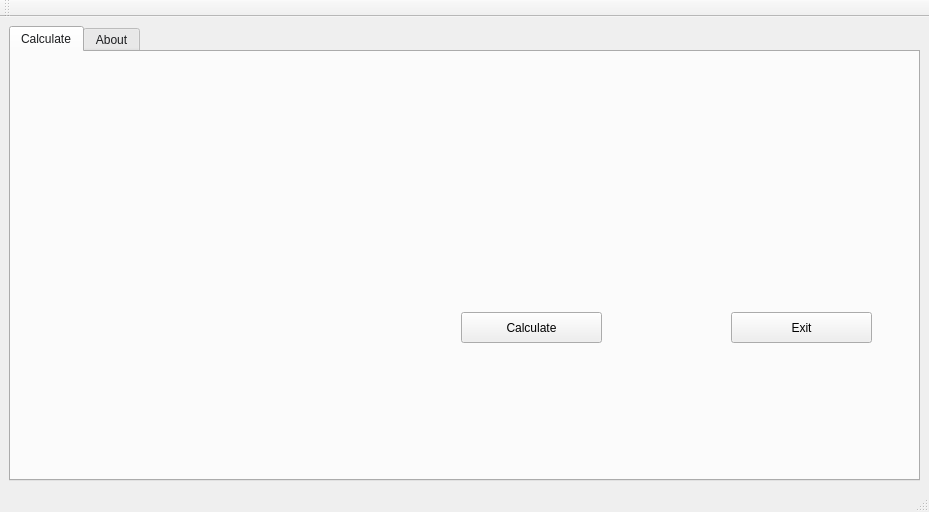
Qt form CalculateGPA/GPAUserInterface.ui (Golden-Boy/GpaCalculator) before a commit.
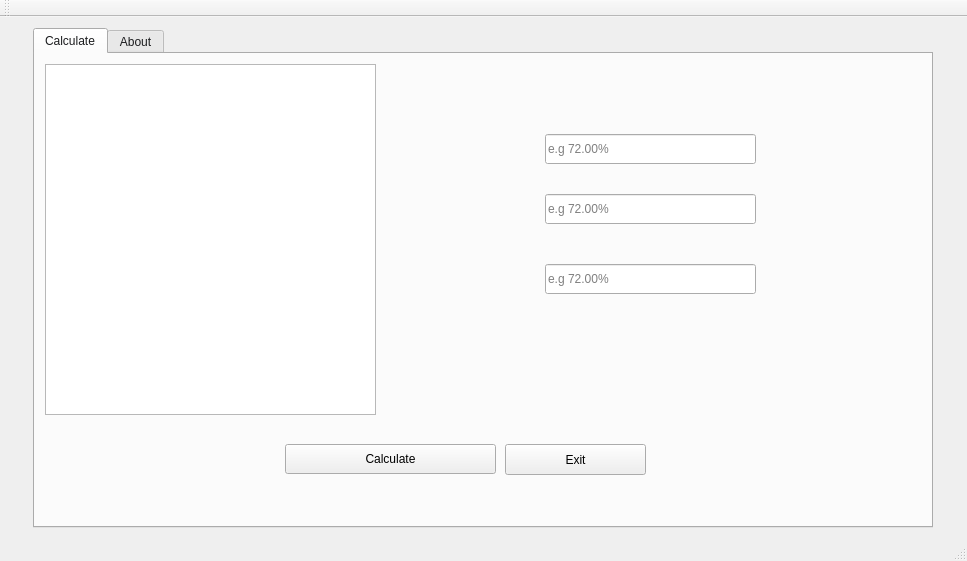
The same form after that commit. The open tabs and pages were chosen to show the change.

```diff
--- a/CalculateGPA/GPAUserInterface.ui
+++ b/CalculateGPA/GPAUserInterface.ui
@@ -6,8 +6,8 @@
    <rect>
     <x>0</x>
     <y>0</y>
-    <width>929</width>
-    <height>512</height>
+    <width>967</width>
+    <height>561</height>
    </rect>
   </property>
   <property name="palette">
@@ -56,6 +56,21 @@
      <layout class="QVBoxLayout" name="verticalLayout">
       <item>
        <widget class="QTabWidget" name="tabWidget">
+        <property name="enabled">
+         <bool>true</bool>
+        </property>
+        <property name="sizePolicy">
+         <sizepolicy hsizetype="Preferred" vsizetype="Preferred">
+          <horstretch>0</horstretch>
+          <verstretch>0</verstretch>
+         </sizepolicy>
+        </property>
+        <property name="maximumSize">
+         <size>
+          <width>900</width>
+          <height>500</height>
+         </size>
+        </property>
         <property name="palette">
          <palette>
           <active>
@@ -100,24 +115,11 @@
          <attribute name="title">
           <string>Calculate</string>
          </attribute>
-         <widget class="QPushButton" name="calcBtn">
-          <property name="geometry">
-           <rect>
-            <x>450</x>
-            <y>260</y>
-            <width>141</width>
-            <height>31</height>
-           </rect>
-          </property>
-          <property name="text">
-           <string>Calculate</string>
-          </property>
-         </widget>
          <widget class="QPushButton" name="exitBtn">
           <property name="geometry">
            <rect>
-            <x>720</x>
-            <y>260</y>
+            <x>470</x>
+            <y>390</y>
             <width>141</width>
             <height>31</height>
            </rect>
@@ -126,6 +128,80 @@
            <string>Exit</string>
           </property>
          </widget>
+         <widget class="QTextEdit" name="textEdit">
+          <property name="geometry">
+           <rect>
+            <x>10</x>
+            <y>10</y>
+            <width>331</width>
+            <height>351</height>
+           </rect>
+          </property>
+          <property name="readOnly">
+           <bool>true</bool>
+          </property>
+         </widget>
+         <widget class="QPushButton" name="calcBtn">
+          <property name="geometry">
+           <rect>
+            <x>250</x>
+            <y>390</y>
+            <width>211</width>
+            <height>30</height>
+           </rect>
+          </property>
+          <property name="text">
+           <string>Calculate</string>
+          </property>
+         </widget>
+         <widget class="QLineEdit" name="lineEdit">
+          <property name="geometry">
+           <rect>
+            <x>510</x>
+            <y>210</y>
+            <width>211</width>
+            <height>30</height>
+           </rect>
+          </property>
+          <property name="text">
+           <string/>
+          </property>
+          <property name="placeholderText">
+           <string>e.g 72.00%</string>
+          </property>
+         </widget>
+         <widget class="QLineEdit" name="lineEdit_2">
+          <property name="geometry">
+           <rect>
+            <x>510</x>
+            <y>140</y>
+            <width>211</width>
+            <height>30</height>
+           </rect>
+          </property>
+          <property name="text">
+           <string/>
+          </property>
+          <property name="placeholderText">
+           <string>e.g 72.00%</string>
+          </property>
+         </widget>
+         <widget class="QLineEdit" name="lineEdit_3">
+          <property name="geometry">
+           <rect>
+            <x>510</x>
+            <y>80</y>
+            <width>211</width>
+            <height>30</height>
+           </rect>
+          </property>
+          <property name="text">
+           <string/>
+          </property>
+          <property name="placeholderText">
+           <string>e.g 72.00%</string>
+          </property>
+         </widget>
         </widget>
         <widget class="QWidget" name="aboutTab">
          <attribute name="title">
```
Left out of the diff: 26 changed lines with no effect on the pictures.
